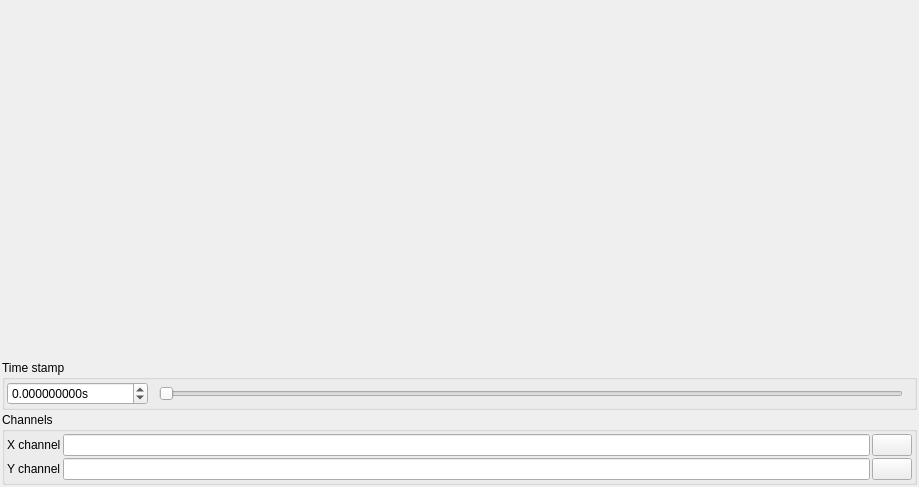
danielhrisca/asammdf, file src/asammdf/gui/ui/xy.ui: the form before one commit.
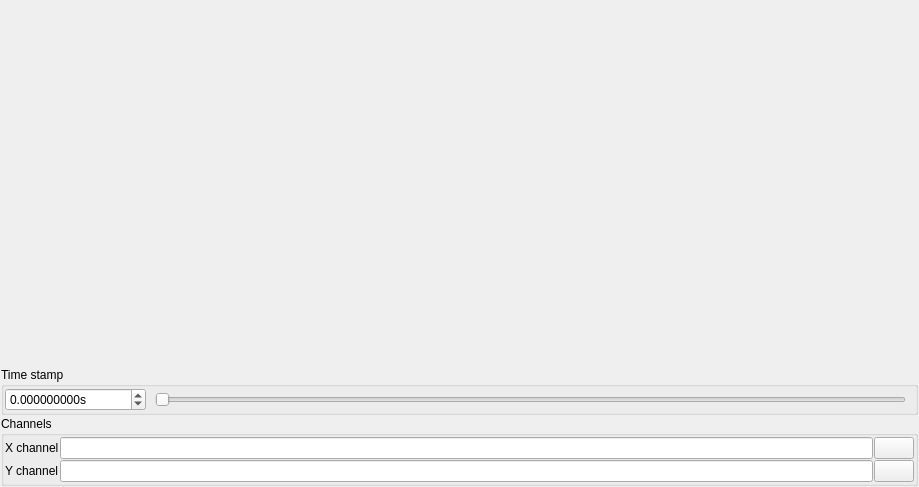
The form after the commit. Icons and pictures are not drawn.

Diff of the .ui file:
```diff
--- a/src/asammdf/gui/ui/xy.ui
+++ b/src/asammdf/gui/ui/xy.ui
@@ -15,24 +15,24 @@
   </property>
   <layout class="QVBoxLayout" name="verticalLayout" stretch="1,0,0">
    <property name="spacing">
-  <number>2</number>
+  <number>1</number>
 </property>
    <property name="leftMargin">
-  <number>2</number>
+  <number>1</number>
 </property>
    <property name="topMargin">
-  <number>2</number>
+  <number>1</number>
 </property>
    <property name="rightMargin">
-  <number>2</number>
+  <number>1</number>
 </property>
    <property name="bottomMargin">
-  <number>2</number>
+  <number>1</number>
 </property>
    <item>
     <layout class="QHBoxLayout" name="plot_layout">
      <property name="spacing">
-  <number>2</number>
+  <number>1</number>
 </property>
     </layout>
    </item>
@@ -43,19 +43,19 @@
      </property>
      <layout class="QHBoxLayout" name="horizontalLayout" stretch="0,0,1,0">
       <property name="spacing">
-  <number>2</number>
+  <number>1</number>
 </property>
       <property name="leftMargin">
-  <number>2</number>
+  <number>1</number>
 </property>
       <property name="topMargin">
-  <number>2</number>
+  <number>1</number>
 </property>
       <property name="rightMargin">
-  <number>2</number>
+  <number>1</number>
 </property>
       <property name="bottomMargin">
-  <number>2</number>
+  <number>1</number>
 </property>
       <item>
        <widget class="QDoubleSpinBox" name="timestamp">
@@ -110,19 +110,19 @@
      </property>
      <layout class="QGridLayout" name="gridLayout" columnstretch="0,1,0">
       <property name="leftMargin">
-  <number>2</number>
+  <number>1</number>
 </property>
       <property name="topMargin">
-  <number>2</number>
+  <number>1</number>
 </property>
       <property name="rightMargin">
-  <number>2</number>
+  <number>1</number>
 </property>
       <property name="bottomMargin">
-  <number>2</number>
+  <number>1</number>
 </property>
       <property name="spacing">
-  <number>2</number>
+  <number>1</number>
 </property>
       <item row="0" column="0">
        <widget class="QLabel" name="label">
```
